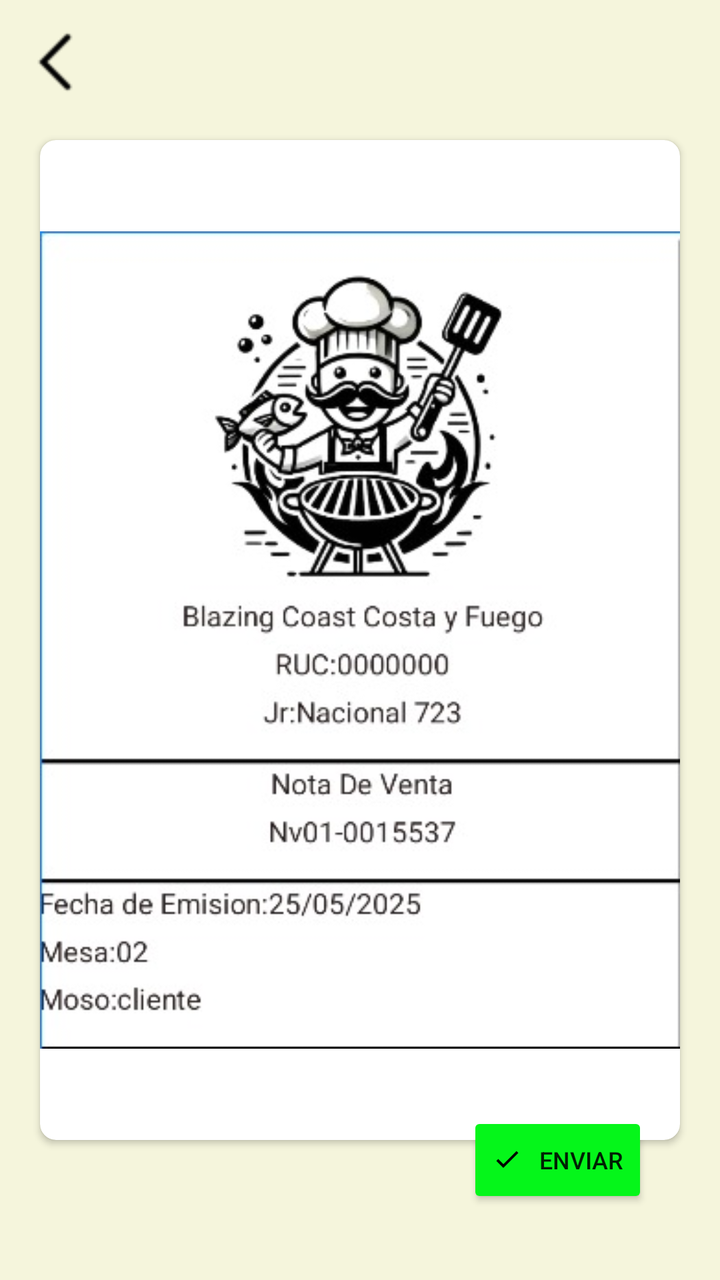
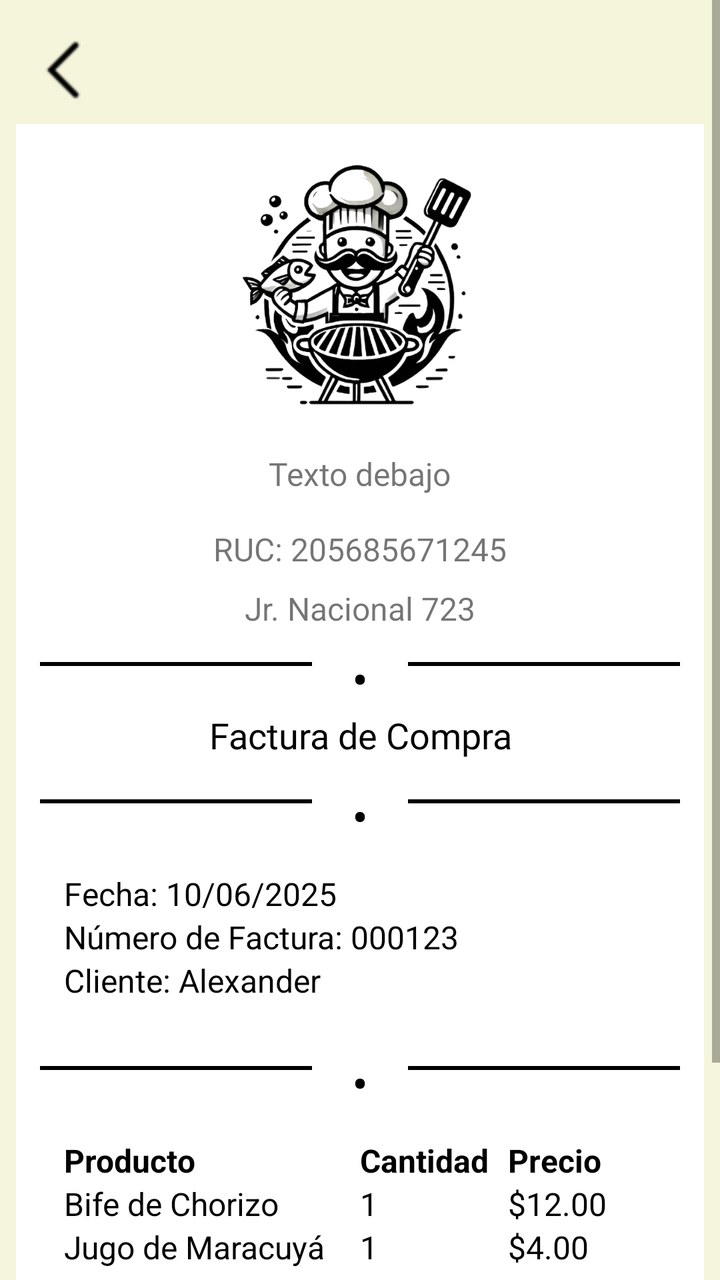

Before-and-after screenshots of an Android layout around one commit, followed by the original layout XML and the change that was made.
<!-- AndroidManifest.xml: application theme Theme.Practica_04 -->
<!-- res/layout/activity_8_factura.xml -->
<?xml version="1.0" encoding="utf-8"?>
<FrameLayout xmlns:android="http://schemas.android.com/apk/res/android"
    xmlns:app="http://schemas.android.com/apk/res-auto"
    android:layout_width="match_parent"
    android:layout_height="match_parent"
    android:background="#F5F5DC"
    android:padding="16dp">

    
    <ImageButton
        android:id="@+id/btnBack"
        android:layout_width="wrap_content"
        android:layout_height="wrap_content"
        android:background="@android:color/transparent"
        android:src="@drawable/back_icon"
        android:layout_gravity="start"
        android:layout_marginBottom="12dp"/>


    <androidx.cardview.widget.CardView
        android:layout_width="320dp"
        android:layout_height="500dp"
        android:layout_gravity="center"
        android:elevation="8dp"
        app:cardBackgroundColor="#FFFFFF"
        app:cardCornerRadius="8dp">

        <ImageView
            android:layout_width="match_parent"
            android:layout_height="match_parent"
            android:contentDescription="Imagen principal"
            android:scaleType="fitCenter"
            android:src="@drawable/fondodecarta" />
    </androidx.cardview.widget.CardView>


    <Button
        android:id="@+id/buttonEnviar"
        android:layout_width="wrap_content"
        android:layout_height="wrap_content"
        android:layout_gravity="bottom|end"
        android:layout_margin="20dp"
        android:backgroundTint="#05F61A"
        android:drawableLeft="@drawable/aspa"
        android:drawablePadding="8dp"
        android:text="Enviar"
        android:textSize="12sp" />

</FrameLayout>
<!-- resources referenced by this layout -->
<resources>
  <!-- drawable aspa (drawable) -->
  <?xml version="1.0" encoding="utf-8"?>
  <vector xmlns:android="http://schemas.android.com/apk/res/android"
      android:width="16dp"
      android:height="16dp"
      android:viewportWidth="24"
      android:viewportHeight="24">
      <path
          android:fillColor="#000000"
          android:pathData="M20.285,6.708l-11.24,11.24l-5.292-5.293l1.414-1.414l3.878,3.878l9.826-9.826L20.285,6.708z"/>
  </vector>
  <!-- drawable back_icon: png bitmap (drawable, 637 bytes) -->
  <!-- drawable fondodecarta: jpeg bitmap (drawable, 35211 bytes) -->
  <style name="Theme.Practica_04" parent="Theme.AppCompat.Light.NoActionBar" />
</resources>

<!-- the commit's change to res/layout/activity_8_factura.xml (unified diff, before → after) -->
@@ -1,49 +1,314 @@
 <?xml version="1.0" encoding="utf-8"?>
-<FrameLayout xmlns:android="http://schemas.android.com/apk/res/android"
-    xmlns:app="http://schemas.android.com/apk/res-auto"
+<ScrollView xmlns:android="http://schemas.android.com/apk/res/android"
     android:layout_width="match_parent"
     android:layout_height="match_parent"
-    android:background="#F5F5DC"
-    android:padding="16dp">
-
-    
-    <ImageButton
-        android:id="@+id/btnBack"
+    xmlns:app="http://schemas.android.com/apk/res-auto"
+    android:fillViewport="true"
+    android:fitsSystemWindows="true"
+    android:background="@color/beige_background">
+
+    <LinearLayout
+        android:layout_width="match_parent"
+        android:layout_height="wrap_content"
+        android:orientation="vertical"
+        android:padding="8dp">
+
+        
+        <ImageButton
+            android:id="@+id/btnBack"
+            android:layout_width="wrap_content"
+            android:layout_height="wrap_content"
+            android:background="@android:color/transparent"
+            android:src="@drawable/back_icon"
+            android:contentDescription="Volver"
+            android:layout_gravity="start"
+            android:layout_margin="12dp"/>
+
+        
+        <LinearLayout
+            android:layout_width="match_parent"
+            android:layout_height="wrap_content"
+            android:background="@color/white"
+            android:gravity="center"
+            android:orientation="vertical"
+            android:padding="12dp">
+
+            <include
+                android:id="@+id/textFactura"
+                layout="@layout/componente_imagen_logo" />
+
+            <TextView
+                android:id="@+id/textRuc"
+                android:layout_width="match_parent"
+                android:layout_height="wrap_content"
+                android:layout_marginBottom="8dp"
+                android:gravity="center"
+                android:text="RUC: 205685671245"
+                android:textSize="16sp" />
+
+            <TextView
+                android:id="@+id/textDireccion"
+                android:layout_width="match_parent"
+                android:layout_height="wrap_content"
+                android:layout_marginBottom="8dp"
+                android:gravity="center"
+                android:text="Jr. Nacional 723"
+                android:textSize="16sp" />
+
+            <include layout="@layout/componente_lineas" />
+
+            <TextView
+                android:id="@+id/textTituloFactura"
+                android:layout_width="match_parent"
+                android:layout_height="wrap_content"
+                android:layout_marginBottom="12dp"
+                android:fontFamily="@font/inter_medium"
+                android:gravity="center"
+                android:text="Factura de Compra"
+                android:textColor="@android:color/black"
+                android:textSize="18dp" />
+
+            <include layout="@layout/componente_lineas" />
+
+            
+            <LinearLayout
+                android:layout_width="match_parent"
+                android:layout_height="wrap_content"
+                android:layout_marginBottom="12dp"
+                android:orientation="vertical"
+                android:padding="12dp">
+
+                <TextView
+                    android:id="@+id/textFechaFactura"
+                    android:layout_width="match_parent"
+                    android:layout_height="wrap_content"
+                    android:text="Fecha: 10/06/2025"
+                    android:textColor="@android:color/black"
+                    android:textSize="16sp" />
+
+                <TextView
+                    android:id="@+id/textNumeroFactura"
+                    android:layout_width="match_parent"
+                    android:layout_height="wrap_content"
+                    android:text="Número de Factura: 000123"
+                    android:textColor="@android:color/black"
+                    android:textSize="16sp" />
+
+                <TextView
+                    android:id="@+id/textCliente"
+                    android:layout_width="match_parent"
+                    android:layout_height="wrap_content"
+                    android:text="Cliente: Alexander"
+                    android:textColor="@android:color/black"
+                    android:textSize="16sp" />
+            </LinearLayout>
+
+            <include layout="@layout/componente_lineas" />
+
+            
+            <LinearLayout
+                android:layout_width="match_parent"
+                android:layout_height="wrap_content"
+                android:background="@color/white"
+                android:orientation="vertical"
+                android:padding="12dp">
+
+                
+                <LinearLayout
+                    android:layout_width="match_parent"
+                    android:layout_height="wrap_content"
+                    android:orientation="horizontal">
+
+                    <TextView
+                        android:layout_width="0dp"
+                        android:layout_height="wrap_content"
+                        android:layout_weight="2"
+                        android:text="Producto"
+                        android:textColor="@android:color/black"
+                        android:textSize="16sp"
+                        android:textStyle="bold" />
+
+                    <TextView
+                        android:layout_width="0dp"
+                        android:layout_height="wrap_content"
+                        android:layout_weight="1"
+                        android:text="Cantidad"
+                        android:textColor="@android:color/black"
+                        android:textSize="16sp"
+                        android:textStyle="bold" />
+
+                    <TextView
+                        android:layout_width="0dp"
+                        android:layout_height="wrap_content"
+                        android:layout_weight="1"
+                        android:text="Precio"
+                        android:textColor="@android:color/black"
+                        android:textSize="16sp"
+                        android:textStyle="bold" />
+                </LinearLayout>
+
+                
+                <LinearLayout
+                    android:layout_width="match_parent"
+                    android:layout_height="wrap_content"
+                    android:orientation="horizontal">
+
+                    <TextView
+                        android:id="@+id/textProducto1"
+                        android:layout_width="0dp"
+                        android:layout_height="wrap_content"
+                        android:layout_weight="2"
+                        android:text="Bife de Chorizo"
+                        android:textColor="@android:color/black"
+                        android:textSize="16sp" />
+
+                    <TextView
+                        android:id="@+id/textCantidad1"
+                        android:layout_width="0dp"
+                        android:layout_height="wrap_content"
+                        android:layout_weight="1"
+                        android:text="1"
+                        android:textColor="@android:color/black"
+                        android:textSize="16sp" />
+
+                    <TextView
+                        android:id="@+id/textPrecio1"
+                        android:layout_width="0dp"
+                        android:layout_height="wrap_content"
+                        android:layout_weight="1"
+                        android:text="$12.00"
+                        android:textColor="@android:color/black"
+                        android:textSize="16sp" />
+                </LinearLayout>
+
+                
+                <LinearLayout
+                    android:layout_width="match_parent"
+                    android:layout_height="wrap_content"
+                    android:orientation="horizontal">
+
+                    <TextView
+                        android:id="@+id/textProducto2"
+                        android:layout_width="0dp"
+                        android:layout_height="wrap_content"
+                        android:layout_weight="2"
+                        android:text="Jugo de Maracuyá"
+                        android:textColor="@android:color/black"
+                        android:textSize="16sp" />
+
+                    <TextView
+                        android:id="@+id/textCantidad2"
+                        android:layout_width="0dp"
+                        android:layout_height="wrap_content"
+                        android:layout_weight="1"
+                        android:text="1"
+                        android:textColor="@android:color/black"
+                        android:textSize="16sp" />
+
+                    <TextView
+                        android:id="@+id/textPrecio2"
+                        android:layout_width="0dp"
+                        android:layout_height="wrap_content"
+                        android:layout_weight="1"
+                        android:text="$4.00"
+                        android:textColor="@android:color/black"
+                        android:textSize="16sp" />
+                </LinearLayout>
+            </LinearLayout>
+
+            
+            <LinearLayout
+                android:layout_width="match_parent"
+                android:layout_height="wrap_content"
+                android:gravity="end"
+                android:padding="12dp">
+
+                <TextView
+                    android:id="@+id/textTotal"
+                    android:layout_width="wrap_content"
+                    android:layout_height="wrap_content"
+                    android:text="Total: $16.00"
+                    android:textColor="@android:color/black"
+                    android:textSize="18sp"
+                    android:textStyle="bold" />
+            </LinearLayout>
+
+            
+            <Button
+                android:id="@+id/btnDescargarFactura"
+                android:layout_width="match_parent"
+                android:layout_height="wrap_content"
+                android:layout_marginTop="8dp"
+                android:backgroundTint="#C62828"
+                android:text="Descargar Factura"
+                android:textColor="@android:color/white" />
+        </LinearLayout>
+
+        <com.google.android.material.bottomnavigation.BottomNavigationView
+            android:id="@+id/bottomNav"
+            android:layout_width="match_parent"
+            android:layout_height="wrap_content"
+            android:background="@color/white"
+            app:menu="@menu/menu_navigation"
+            app:itemIconTint="@color/black"
+            app:itemTextColor="@color/black"/>
+
+    </LinearLayout>
+</ScrollView>
+<!-- res/layout/componente_imagen_logo.xml (included above) -->
+<?xml version="1.0" encoding="utf-8"?>
+<LinearLayout xmlns:android="http://schemas.android.com/apk/res/android"
+    android:layout_width="wrap_content"
+    android:layout_height="wrap_content"
+    android:orientation="vertical"
+    android:gravity="center_horizontal">
+
+    <ImageView
+        android:id="@+id/logo"
+        android:layout_width="136dp"
+        android:layout_height="136dp"
+        android:src="@drawable/logo2"
+        android:contentDescription="Imagen personalizada"
+        android:layout_marginBottom="16dp"/>
+
+    <TextView
+        android:id="@+id/texto"
         android:layout_width="wrap_content"
         android:layout_height="wrap_content"
-        android:background="@android:color/transparent"
-        android:src="@drawable/back_icon"
-        android:layout_gravity="start"
-        android:layout_marginBottom="12dp"/>
-
-
-    <androidx.cardview.widget.CardView
-        android:layout_width="320dp"
-        android:layout_height="500dp"
-        android:layout_gravity="center"
-        android:elevation="8dp"
-        app:cardBackgroundColor="#FFFFFF"
-        app:cardCornerRadius="8dp">
-
-        <ImageView
-            android:layout_width="match_parent"
-            android:layout_height="match_parent"
-            android:contentDescription="Imagen principal"
-            android:scaleType="fitCenter"
-            android:src="@drawable/fondodecarta" />
-    </androidx.cardview.widget.CardView>
-
-
-    <Button
-        android:id="@+id/buttonEnviar"
+        android:text="Texto debajo"
+        android:textSize="16sp"
+        android:fontFamily="@font/inter_semibold"
+        android:layout_marginBottom="16dp"/>
+</LinearLayout>
+<!-- res/layout/componente_lineas.xml (included above) -->
+<?xml version="1.0" encoding="utf-8"?>
+<LinearLayout xmlns:android="http://schemas.android.com/apk/res/android"
+    android:layout_width="match_parent"
+    android:layout_height="wrap_content"
+    android:orientation="horizontal">
+
+    <View
+        android:layout_width="0dp"
+        android:layout_height="2dp"
+        android:layout_weight="1"
+        android:background="@color/black"
+        android:layout_marginTop="8dp"
+        android:layout_marginBottom="4dp" />
+
+    <TextView
         android:layout_width="wrap_content"
         android:layout_height="wrap_content"
-        android:layout_gravity="bottom|end"
-        android:layout_margin="20dp"
-        android:backgroundTint="#05F61A"
-        android:drawableLeft="@drawable/aspa"
-        android:drawablePadding="8dp"
-        android:text="Enviar"
-        android:textSize="12sp" />
-
-</FrameLayout>
+        android:text="•"
+        android:textSize="24sp"
+        android:textColor="@color/black"
+        android:layout_marginHorizontal="20dp"
+        android:gravity="center" />
+
+    <View
+        android:layout_width="0dp"
+        android:layout_height="2dp"
+        android:layout_weight="1"
+        android:background="@color/black"
+        android:layout_marginTop="8dp"
+        android:layout_marginBottom="4dp" />
+</LinearLayout>
<!-- resource entries referenced after the edit -->
@@ -1,18 +1,12 @@
 <!-- resources referenced by this layout -->
 <resources>
-  <!-- drawable aspa (drawable) -->
-  <?xml version="1.0" encoding="utf-8"?>
-  <vector xmlns:android="http://schemas.android.com/apk/res/android"
-      android:width="16dp"
-      android:height="16dp"
-      android:viewportWidth="24"
-      android:viewportHeight="24">
-      <path
-          android:fillColor="#000000"
-          android:pathData="M20.285,6.708l-11.24,11.24l-5.292-5.293l1.414-1.414l3.878,3.878l9.826-9.826L20.285,6.708z"/>
-  </vector>
+  <color name="beige_background">#F5F5DC</color>
+  <color name="black">#FF000000</color>
+  <color name="white">#FFFFFFFF</color>
   <!-- drawable back_icon: png bitmap (drawable, 637 bytes) -->
-  <!-- drawable fondodecarta: jpeg bitmap (drawable, 35211 bytes) -->
-  <style name="Theme.Practica_04" parent="Theme.AppCompat.Light.NoActionBar" />
+  <!-- drawable logo2: png bitmap (drawable, 216596 bytes) -->
+  <style name="Theme.Practica_04" parent="Theme.AppCompat.Light.NoActionBar">
+          <item name="android:windowTranslucentStatus">true</item>
+      </style>
 </resources>
 
